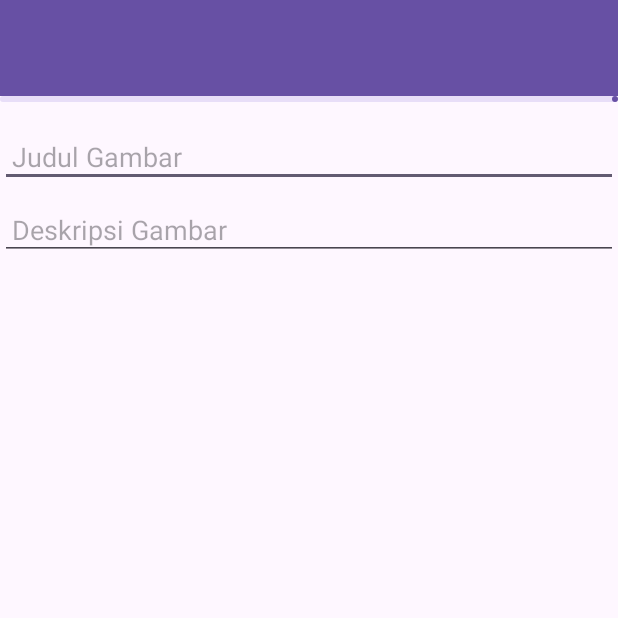
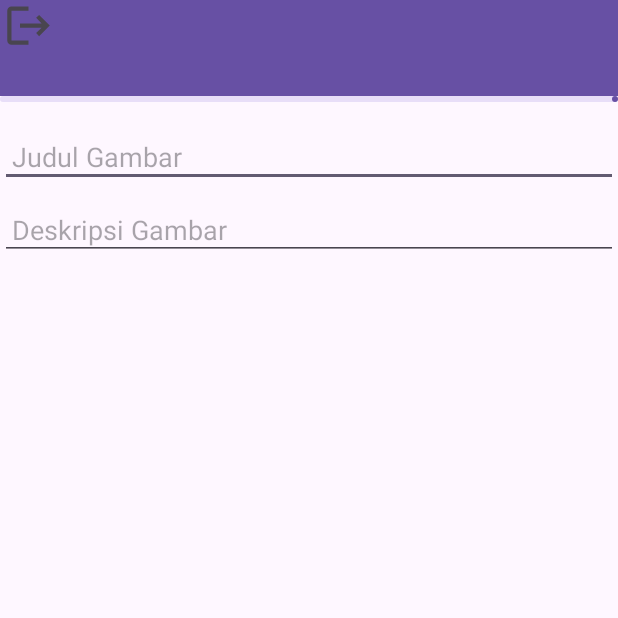
Before and after one commit to Ba3yoo/PAM-Project, an Android app: the ReportActivity screen opened directly, with no data from a screen before it, on a phone screen of 412 x 824 dp, the top half of it. Run offline under Robolectric (Android 15) with nearby library versions, the phone set to English and light mode, and no system bars; our stand-ins replace Firebase (no records; nobody signed in at launch, a user with empty details on screens opened directly).

Commit message:
logout picture

```diff
--- a/app/src/main/java/com/example/pam_project/ReportActivity.kt
+++ b/app/src/main/java/com/example/pam_project/ReportActivity.kt
@@ -98,6 +98,7 @@ class ReportActivity : AppCompatActivity() {
                 }
             } ?: Toast.makeText(this, "Silakan pilih gambar terlebih dahulu", Toast.LENGTH_SHORT).show()
         }
+
     }
 
     private fun uploadImage(file: Uri, title: String, description: String) {
--- /dev/null
+++ b/app/src/main/res/drawable/logoutpic.xml
@@ -0,0 +1,11 @@
+<vector xmlns:android="http://schemas.android.com/apk/res/android"
+    android:width="24dp"
+    android:height="24dp"
+    android:viewportWidth="24"
+    android:viewportHeight="24"
+    android:tint="?attr/colorControlNormal"
+    android:autoMirrored="true">
+  <path
+      android:fillColor="@android:color/white"
+      android:pathData="M17,7l-1.41,1.41L18.17,11H8v2h10.17l-2.58,2.58L17,17l5,-5zM4,5h8V3H4c-1.1,0 -2,0.9 -2,2v14c0,1.1 0.9,2 2,2h8v-2H4V5z"/>
+</vector>
--- a/app/src/main/res/layout/activity_list.xml
+++ b/app/src/main/res/layout/activity_list.xml
@@ -16,6 +16,14 @@
         app:titleCentered="true"
         app:titleTextColor="?attr/colorSurface" />
 
+    <ImageView
+        android:id="@+id/logout2"
+        android:layout_width="38dp"
+        android:layout_height="34dp"
+        app:srcCompat="@drawable/logoutpic"
+        tools:layout_editor_absoluteX="357dp"
+        tools:layout_editor_absoluteY="16dp" />
+
     <androidx.recyclerview.widget.RecyclerView
         android:id="@+id/rv_recyclerView"
         android:layout_width="381dp"
--- a/app/src/main/res/layout/activity_report.xml
+++ b/app/src/main/res/layout/activity_report.xml
@@ -86,4 +86,12 @@
         app:layout_constraintBottom_toBottomOf="parent"
         app:layout_constraintTop_toBottomOf="@+id/uploadImage"
         tools:layout_editor_absoluteX="16dp" />
+
+    <ImageView
+        android:id="@+id/logout1"
+        android:layout_width="38dp"
+        android:layout_height="34dp"
+        app:srcCompat="@drawable/logoutpic"
+        tools:layout_editor_absoluteX="357dp"
+        tools:layout_editor_absoluteY="16dp" />
 </androidx.constraintlayout.widget.ConstraintLayout>
```
